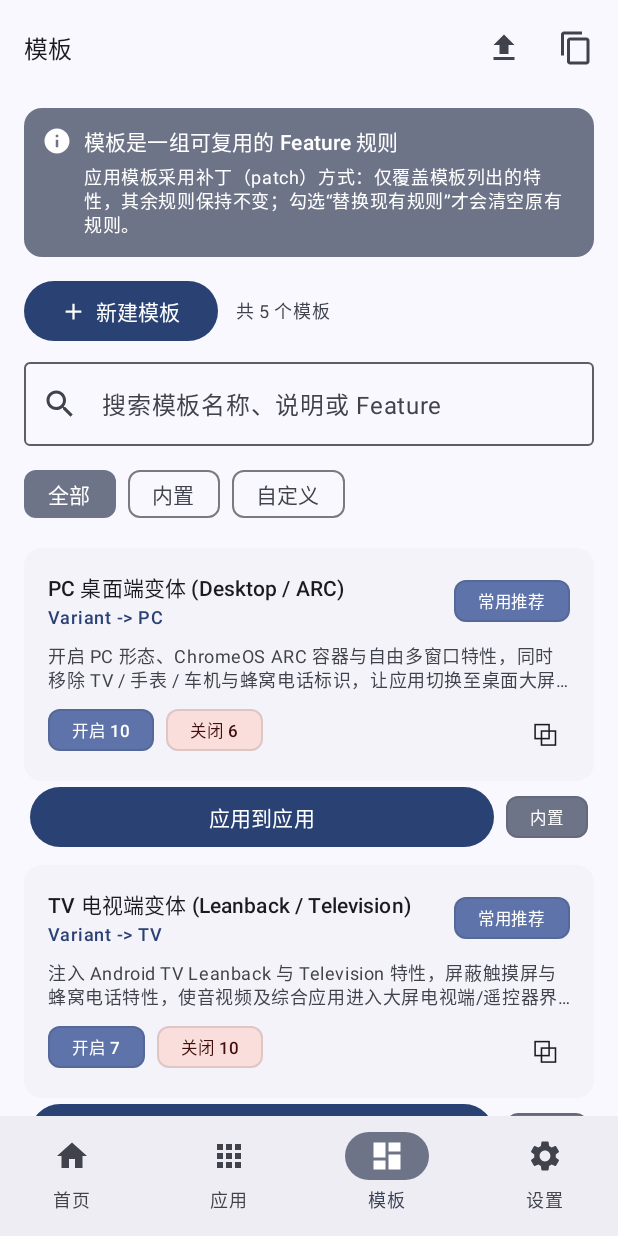
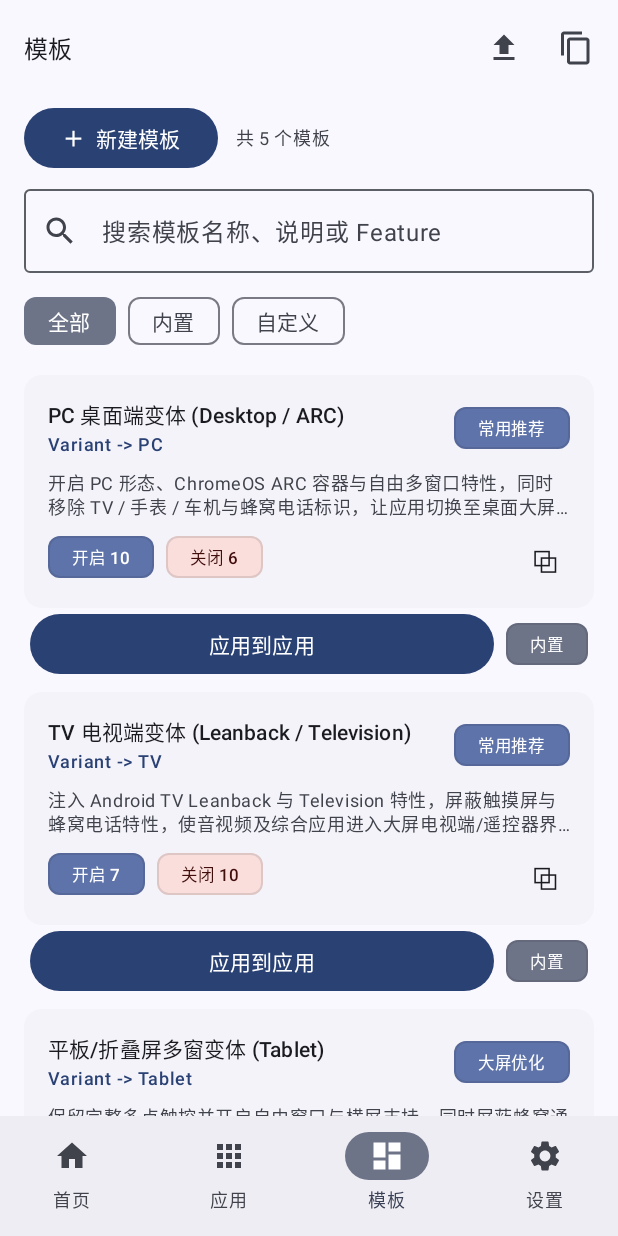
Before and after one commit to indusy55/io.github.indusy55.featuremanager, an Android app built with Jetpack Compose: the screen it shows after launch (MainActivity), item 3 of the bottom bar chosen, on a phone screen of 412 x 824 dp. Run offline under Robolectric (Android 15) with nearby library versions, the phone set to English and light mode, and no system bars; our stand-ins replace Navigation 3; libraries missing offline, so code that uses them is left out: io.github.libxposed.service; 4 statements that could not run were skipped.

Commit message:
fix: polish navigation and large-screen layout
- Fix system back: pop detail, return to previous tab, then exit
- Use short fade transitions for navigation
- Constrain content to centered max width while keeping bottom bar full width
- Remove space-consuming template explanation card

```diff
--- a/app/src/main/kotlin/io/github/indusy55/featuremanager/Navigation.kt
+++ b/app/src/main/kotlin/io/github/indusy55/featuremanager/Navigation.kt
@@ -1,4 +1,17 @@
 package io.github.indusy55.featuremanager
+import androidx.compose.foundation.layout.Box
+import androidx.compose.foundation.layout.fillMaxSize
+import androidx.compose.foundation.layout.widthIn
+import androidx.compose.ui.Alignment
+import androidx.compose.ui.unit.dp
+import androidx.compose.animation.fadeIn
+import androidx.compose.animation.fadeOut
+import androidx.compose.animation.core.tween
+import androidx.compose.animation.togetherWith
+import android.app.Activity
+import android.content.Context
+import android.content.ContextWrapper
+import androidx.compose.ui.platform.LocalContext
 import androidx.compose.runtime.getValue
 import androidx.compose.runtime.setValue
 
@@ -58,6 +71,12 @@ private val TOP_LEVEL_ROUTES = listOf(HomeRoute, AppsRoute, TemplatesRoute, Sett
 @Composable
 fun MainNavigation() {
     val nav = remember { TopLevelBackStack<Any>(HomeTab) }
+    val context = LocalContext.current
+    fun handleBack() {
+        if (!nav.removeLast()) {
+            context.findActivity()?.finish()
+        }
+    }
 
     Scaffold(
         bottomBar = {
@@ -88,10 +107,33 @@ fun MainNavigation() {
             }
         }
     ) { innerPadding ->
+        Box(
+            modifier = Modifier
+                .fillMaxSize()
+                .padding(innerPadding),
+            contentAlignment = Alignment.TopCenter
+        ) {
+            Box(
+                modifier = Modifier
+                    .widthIn(max = 720.dp)
+                    .fillMaxSize()
+            ) {
                 NavDisplay(
                     backStack = nav.backStack,
-            onBack = { nav.removeLast() },
-            modifier = Modifier.padding(innerPadding),
+                    onBack = { handleBack() },
+                    transitionSpec = {
+                        fadeIn(animationSpec = tween(160)) togetherWith
+                            fadeOut(animationSpec = tween(160))
+                    },
+                    popTransitionSpec = {
+                        fadeIn(animationSpec = tween(160)) togetherWith
+                            fadeOut(animationSpec = tween(160))
+                    },
+                    predictivePopTransitionSpec = {
+                        fadeIn(animationSpec = tween(160)) togetherWith
+                            fadeOut(animationSpec = tween(160))
+                    },
+                    modifier = Modifier.fillMaxSize(),
                     entryProvider = entryProvider {
                         entry<HomeTab> {
                             HomeScreen(
@@ -115,17 +157,19 @@ fun MainNavigation() {
                         entry<AppRulesScreen> { key ->
                             AppRulesScreen(
                                 packageName = key.packageName,
-                        onBack = { nav.removeLast() }
+                                onBack = { handleBack() }
                             )
                         }
                         entry<TemplateEditorScreen> { key ->
                             TemplateEditorScreen(
                                 templateId = key.templateId,
-                        onBack = { nav.removeLast() }
+                                onBack = { handleBack() }
                             )
                         }
                     }
                 )
+            }
+        }
     }
 }
 
@@ -164,11 +208,20 @@ class TopLevelBackStack<T : Any>(startKey: T) {
         updateBackStack()
     }
 
-    fun removeLast() {
-        val currentStack = stacks[topLevelKey] ?: return
-        if (currentStack.size <= 1) return
+    fun removeLast(): Boolean {
+        val currentStack = stacks[topLevelKey] ?: return false
+        if (currentStack.size > 1) {
             currentStack.removeLastOrNull()
             updateBackStack()
+            return true
+        }
+        if (stacks.size > 1) {
+            stacks.remove(topLevelKey)
+            topLevelKey = stacks.keys.last()
+            updateBackStack()
+            return true
+        }
+        return false
     }
 
     fun replaceCurrent(key: T) {
@@ -179,3 +232,9 @@ class TopLevelBackStack<T : Any>(startKey: T) {
         updateBackStack()
     }
 }
+
+private tailrec fun Context.findActivity(): Activity? = when (this) {
+    is Activity -> this
+    is ContextWrapper -> baseContext.findActivity()
+    else -> null
+}
--- a/app/src/main/kotlin/io/github/indusy55/featuremanager/ui/main/TemplatesScreen.kt
+++ b/app/src/main/kotlin/io/github/indusy55/featuremanager/ui/main/TemplatesScreen.kt
@@ -33,11 +33,8 @@ import androidx.compose.material.icons.filled.Check
 import androidx.compose.material.icons.filled.ContentCopy
 import androidx.compose.material.icons.filled.Dashboard
 import androidx.compose.material.icons.filled.FileUpload
-import androidx.compose.material.icons.filled.Info
 import androidx.compose.material3.AlertDialog
 import androidx.compose.material3.Button
-import androidx.compose.material3.Card
-import androidx.compose.material3.CardDefaults
 import androidx.compose.material3.Checkbox
 import androidx.compose.material3.CircularProgressIndicator
 import androidx.compose.material3.ExperimentalMaterial3Api
@@ -183,36 +180,6 @@ fun TemplatesScreen(
                 .padding(padding)
                 .fillMaxSize()
         ) {
-            Card(
-                modifier = Modifier
-                    .fillMaxWidth()
-                    .padding(horizontal = 16.dp, vertical = 8.dp),
-                colors = CardDefaults.cardColors(
-                    containerColor = MaterialTheme.colorScheme.secondaryContainer
-                )
-            ) {
-                Row(
-                    modifier = Modifier.padding(12.dp),
-                    verticalAlignment = Alignment.Top
-                ) {
-                    Icon(
-                        imageVector = Icons.Filled.Info,
-                        contentDescription = null,
-                        modifier = Modifier.size(20.dp)
-                    )
-                    Spacer(Modifier.size(8.dp))
-                    Column {
-                        Text("模板是一组可复用的 Feature 规则", style = MaterialTheme.typography.titleSmall)
-                        Spacer(Modifier.height(4.dp))
-                        Text(
-                            text = "应用模板采用补丁（patch）方式：仅覆盖模板列出的特性，其余规则保持不变；勾选“替换现有规则”才会清空原有规则。",
-                            style = MaterialTheme.typography.bodySmall,
-                            color = MaterialTheme.colorScheme.onSecondaryContainer
-                        )
-                    }
-                }
-            }
-
             Column(modifier = Modifier.padding(horizontal = 16.dp, vertical = 4.dp)) {
                 Row(
                     modifier = Modifier.fillMaxWidth(),
```
Lines whose indentation alone changed are shown as unchanged.
